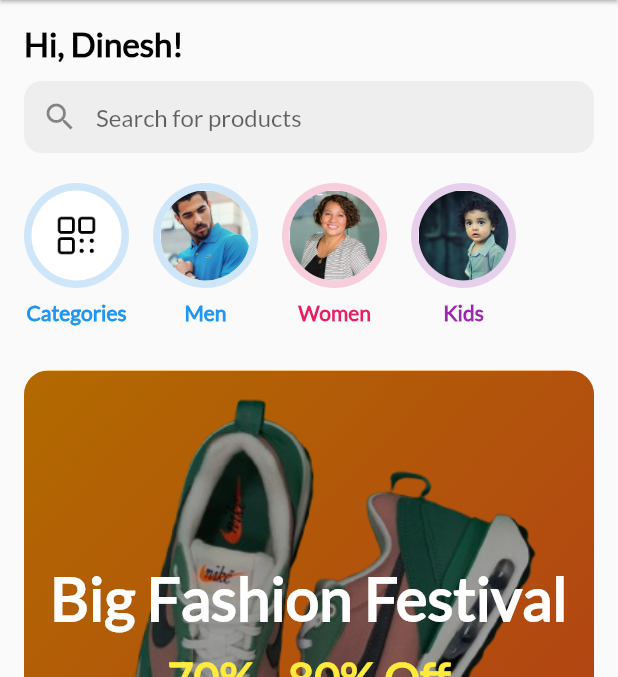
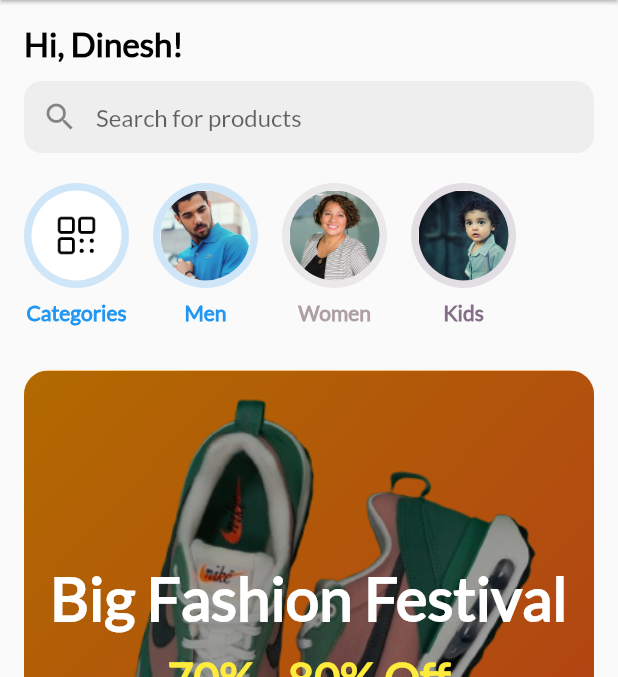
Before and after one commit to Dinesh98490/sajilo_style_flutter_app, a Flutter app: the Dashboard screen opened directly, on a phone screen of 412 x 824 dp, the part 84-761 px from its top. Run offline on Flutter 3.47's test engine with Material 3 defaults, Android fonts, the phone set to English and light mode, and no system bars; our stand-ins replace fluttertoast.

Commit message:
change color

```diff
--- a/lib/view/dashboard.dart
+++ b/lib/view/dashboard.dart
@@ -127,13 +127,13 @@ class HomePage extends StatelessWidget {
                 CategoryImageCard(
                   title: 'Women',
                   icon: Icons.female,
-                  color: Colors.pink,
+                  color: Color.fromARGB(255, 174, 159, 164),
                   imagePath: 'assets/images/women.jpg',
                 ),
                 CategoryImageCard(
                   title: 'Kids',
                   icon: Icons.child_care,
-                  color: Colors.purple,
+                  color: Color.fromARGB(255, 132, 110, 136),
                   imagePath: 'assets/images/kids.jpg',
                 ),
               ],
```
